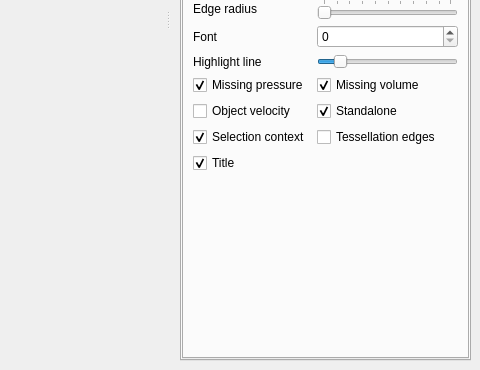
The window that MainWindow.ui (danlipsa/foamvis) describes before a commit, drawn with Qt 5; both pictures show x 570 to 1050 and y 333 to 703 of the 1050 by 703 pixel window.
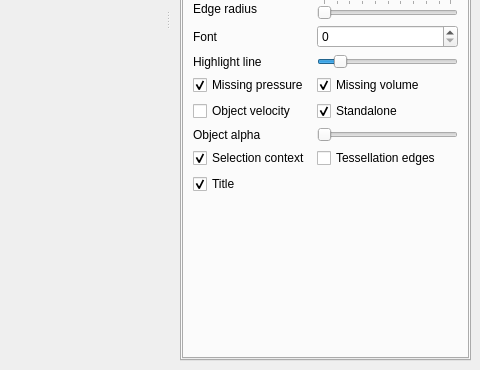
The same window after the commit. The open tabs and pages were chosen to show the change. Custom widgets are drawn as their Qt base class.

Patch:
```diff
--- a/MainWindow.ui
+++ b/MainWindow.ui
@@ -662,7 +662,7 @@
                </property>
               </widget>
              </item>
-             <item row="7" column="0">
+             <item row="8" column="0">
               <widget class="QCheckBox" name="checkBoxSelectionContextShown">
                <property name="text">
                 <string>Selection context</string>
@@ -672,7 +672,7 @@
                </property>
               </widget>
              </item>
-             <item row="7" column="1">
+             <item row="8" column="1">
               <widget class="QCheckBox" name="checkBoxEdgesTessellation">
                <property name="text">
                 <string>Tessellation edges</string>
@@ -682,7 +682,7 @@
                </property>
               </widget>
              </item>
-             <item row="8" column="0">
+             <item row="9" column="0">
               <widget class="QCheckBox" name="checkBoxTitleShown">
                <property name="text">
                 <string>Title</string>
@@ -692,6 +692,20 @@
                </property>
               </widget>
              </item>
+             <item row="7" column="0">
+              <widget class="QLabel" name="label_35">
+               <property name="text">
+                <string>Object alpha</string>
+               </property>
+              </widget>
+             </item>
+             <item row="7" column="1">
+              <widget class="QSlider" name="horizontalSliderObjectAlpha">
+               <property name="orientation">
+                <enum>Qt::Horizontal</enum>
+               </property>
+              </widget>
+             </item>
             </layout>
            </widget>
            <widget class="QWidget" name="tabHistogram">
```
Left out of the diff: 351 changed lines with no effect on the pictures.
